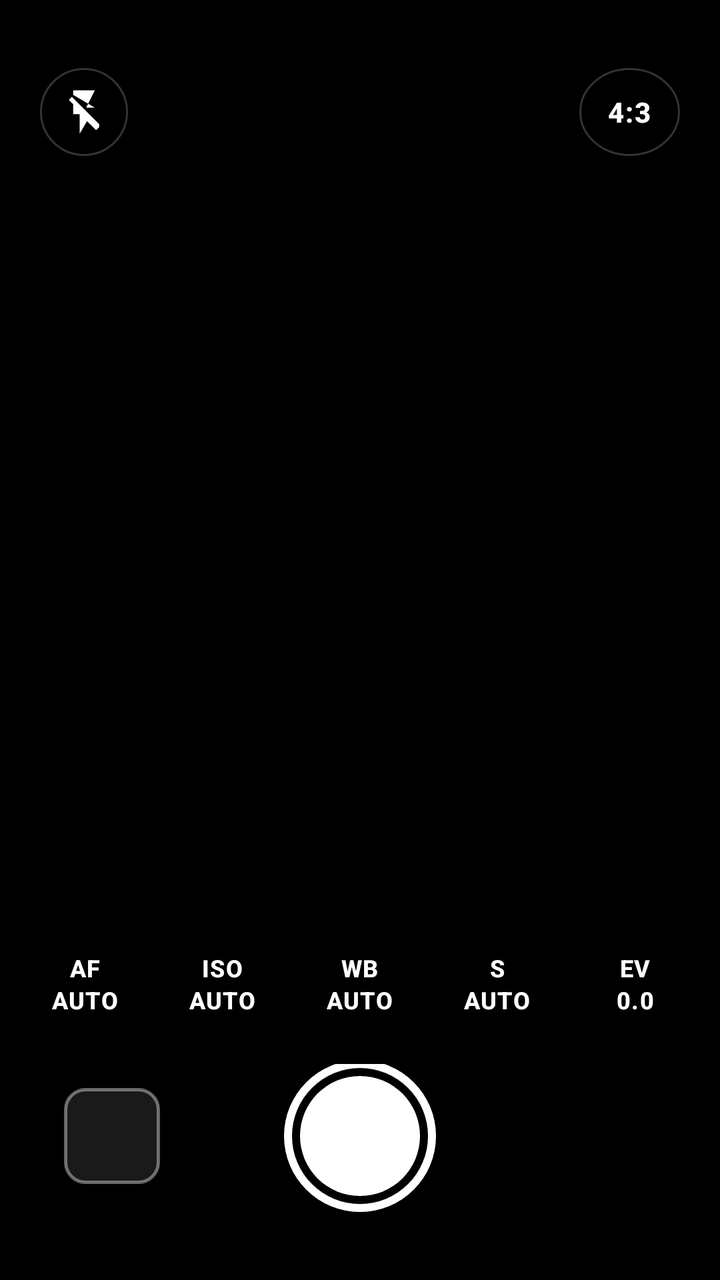
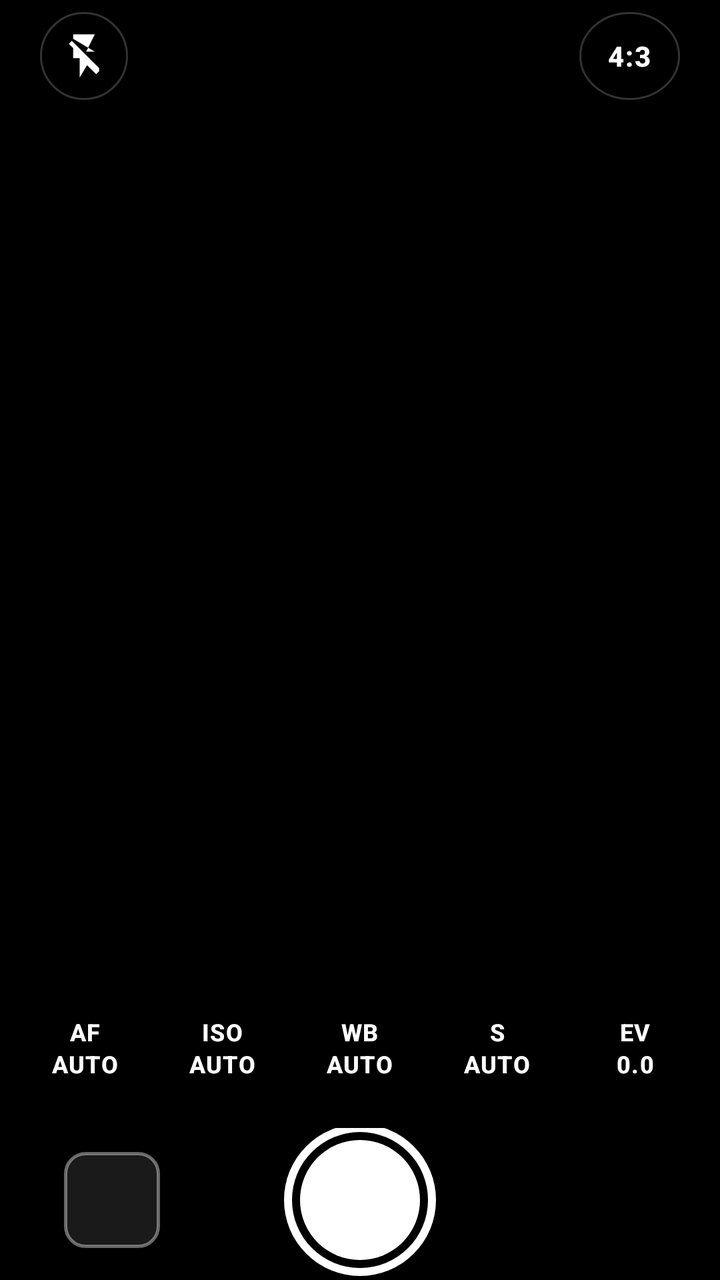

An Android layout rendered at two revisions. The XML below is the earlier revision; the diff shows what the commit changed to produce the second picture.
<!-- AndroidManifest.xml: activity theme Theme.ProCamera -->
<!-- res/layout/activity_main.xml -->
<?xml version="1.0" encoding="utf-8"?>
<RelativeLayout xmlns:android="http://schemas.android.com/apk/res/android"
    android:layout_width="match_parent"
    android:layout_height="match_parent"
    android:background="@color/black_pure">

    
    <TextureView
        android:id="@+id/view_finder"
        android:layout_width="match_parent"
        android:layout_height="match_parent"
        android:layout_centerInParent="true" />

    
    <View
        android:layout_width="match_parent"
        android:layout_height="120dp"
        android:layout_alignParentTop="true"
        android:background="@drawable/bg_top_gradient" />

    
    <View
        android:layout_width="match_parent"
        android:layout_height="280dp"
        android:layout_alignParentBottom="true"
        android:background="@drawable/bg_bottom_gradient" />

    
    <RelativeLayout
        android:id="@+id/focus_ring"
        android:layout_width="92dp"
        android:layout_height="92dp"
        android:layout_centerInParent="true"
        android:background="@drawable/focus_frame"
        android:visibility="gone">

        
        <LinearLayout
            android:layout_width="wrap_content"
            android:layout_height="wrap_content"
            android:layout_centerHorizontal="true"
            android:layout_alignParentBottom="true"
            android:layout_marginBottom="-22dp"
            android:background="@drawable/bg_auto_pill"
            android:paddingHorizontal="10dp"
            android:paddingVertical="3dp">

            <TextView
                android:id="@+id/focus_ev_text"
                android:layout_width="wrap_content"
                android:layout_height="wrap_content"
                android:text="EV 0.0"
                android:textColor="@color/accent_yellow"
                android:textSize="11sp"
                android:textStyle="bold" />
        </LinearLayout>
    </RelativeLayout>

    
    <LinearLayout
        android:layout_width="match_parent"
        android:layout_height="56dp"
        android:layout_alignParentTop="true"
        android:layout_marginTop="28dp"
        android:gravity="center_vertical"
        android:orientation="horizontal"
        android:paddingHorizontal="20dp">

        
        <FrameLayout
            android:layout_width="44dp"
            android:layout_height="44dp"
            android:background="@drawable/bg_circle_button">

            <ImageView
                android:id="@+id/btn_flash"
                android:layout_width="26dp"
                android:layout_height="26dp"
                android:layout_gravity="center"
                android:src="@drawable/ic_flash_off"
                android:background="@android:color/transparent"
                android:contentDescription="@string/cd_flash"
                android:tint="@android:color/white" />
        </FrameLayout>

        
        <View
            android:layout_width="0dp"
            android:layout_height="1dp"
            android:layout_weight="1" />

        
        <FrameLayout
            android:layout_width="wrap_content"
            android:layout_height="44dp"
            android:background="@drawable/bg_circle_button"
            android:paddingHorizontal="14dp">

            <TextView
                android:id="@+id/btn_ratio"
                android:layout_width="wrap_content"
                android:layout_height="wrap_content"
                android:layout_gravity="center"
                android:text="@string/ratio_4_3"
                style="@style/TopBarText" />
        </FrameLayout>
    </LinearLayout>

    
    <LinearLayout
        android:layout_width="match_parent"
        android:layout_height="wrap_content"
        android:layout_alignParentBottom="true"
        android:orientation="vertical"
        android:paddingBottom="32dp"
        android:paddingTop="8dp">

        
        <LinearLayout
            android:id="@+id/slider_panel"
            android:layout_width="match_parent"
            android:layout_height="wrap_content"
            android:orientation="vertical"
            android:gravity="center"
            android:layout_marginHorizontal="20dp"
            android:paddingHorizontal="20dp"
            android:paddingTop="14dp"
            android:paddingBottom="12dp"
            android:background="@drawable/bg_panel"
            android:visibility="gone">

            
            <TextView
                android:id="@+id/slider_value_title"
                android:layout_width="wrap_content"
                android:layout_height="wrap_content"
                android:text="ISO 100"
                style="@style/SliderTitle"
                android:paddingBottom="6dp" />

            
            <SeekBar
                android:id="@+id/setting_seekbar"
                android:layout_width="match_parent"
                android:layout_height="wrap_content"
                android:max="100"
                android:progress="0"
                android:thumb="@drawable/ruler_thumb"
                android:progressTint="@color/accent_yellow"
                android:thumbTint="@color/accent_yellow"
                android:progressBackgroundTint="@color/white_20"
                android:background="@android:color/transparent"
                android:paddingHorizontal="8dp"
                android:minHeight="32dp"
                android:splitTrack="false" />

            
            <TextView
                android:id="@+id/btn_auto_toggle"
                android:layout_width="wrap_content"
                android:layout_height="wrap_content"
                android:layout_marginTop="10dp"
                android:background="@drawable/bg_auto_pill"
                android:paddingHorizontal="16dp"
                android:paddingVertical="6dp"
                android:text="@string/mode_auto"
                style="@style/AutoToggleText" />
        </LinearLayout>

        
        <LinearLayout
            android:layout_width="match_parent"
            android:layout_height="wrap_content"
            android:orientation="horizontal"
            android:gravity="center"
            android:paddingHorizontal="8dp"
            android:paddingBottom="20dp"
            android:paddingTop="14dp">

            <TextView
                android:id="@+id/btn_af"
                android:layout_width="0dp"
                android:layout_height="wrap_content"
                android:layout_weight="1"
                android:text="AF\nAUTO"
                style="@style/ModeButtonText" />

            <TextView
                android:id="@+id/btn_iso"
                android:layout_width="0dp"
                android:layout_height="wrap_content"
                android:layout_weight="1"
                android:text="ISO\nAUTO"
                style="@style/ModeButtonText" />

            <TextView
                android:id="@+id/btn_wb"
                android:layout_width="0dp"
                android:layout_height="wrap_content"
                android:layout_weight="1"
                android:text="WB\nAUTO"
                style="@style/ModeButtonText" />

            <TextView
                android:id="@+id/btn_s"
                android:layout_width="0dp"
                android:layout_height="wrap_content"
                android:layout_weight="1"
                android:text="S\nAUTO"
                style="@style/ModeButtonText" />

            <TextView
                android:id="@+id/btn_ev"
                android:layout_width="0dp"
                android:layout_height="wrap_content"
                android:layout_weight="1"
                android:text="EV\n0.0"
                style="@style/ModeButtonText" />
        </LinearLayout>

        
        <RelativeLayout
            android:layout_width="match_parent"
            android:layout_height="wrap_content"
            android:paddingHorizontal="32dp"
            android:paddingTop="4dp">

            
            <ImageView
                android:id="@+id/thumbnail_view"
                android:layout_width="48dp"
                android:layout_height="48dp"
                android:layout_centerVertical="true"
                android:layout_alignParentStart="true"
                android:scaleType="centerCrop"
                android:background="@drawable/bg_thumbnail"
                android:contentDescription="@string/cd_thumbnail" />

            
            <View
                android:id="@+id/btn_capture"
                android:layout_width="76dp"
                android:layout_height="76dp"
                android:layout_centerInParent="true"
                android:background="@drawable/shutter_button"
                android:contentDescription="@string/cd_shutter" />

            
            <View
                android:layout_width="48dp"
                android:layout_height="48dp"
                android:layout_centerVertical="true"
                android:layout_alignParentEnd="true"
                android:background="@android:color/transparent" />
        </RelativeLayout>
    </LinearLayout>

</RelativeLayout>
<!-- resources referenced by this layout -->
<resources>
  <color name="accent_yellow">#FFFFD60A</color>
  <color name="black_pure">#FF000000</color>
  <color name="white_20">#33FFFFFF</color>
  <!-- drawable bg_auto_pill (drawable) -->
  <?xml version="1.0" encoding="utf-8"?>
  <shape xmlns:android="http://schemas.android.com/apk/res/android"
      android:shape="rectangle">
      <solid android:color="#33FFD60A" />
      <corners android:radius="14dp" />
      <stroke
          android:width="1dp"
          android:color="#66FFD60A" />
  </shape>
  <!-- drawable bg_bottom_gradient (drawable) -->
  <?xml version="1.0" encoding="utf-8"?>
  <shape xmlns:android="http://schemas.android.com/apk/res/android"
      android:shape="rectangle">
      <gradient
          android:startColor="#00000000"
          android:centerColor="#4D000000"
          android:endColor="#CC000000"
          android:angle="270" />
  </shape>
  <!-- drawable bg_circle_button (drawable) -->
  <?xml version="1.0" encoding="utf-8"?>
  <shape xmlns:android="http://schemas.android.com/apk/res/android"
      android:shape="oval">
      <solid android:color="#33000000" />
      <size
          android:width="40dp"
          android:height="40dp" />
      <stroke
          android:width="1dp"
          android:color="@color/white_20" />
  </shape>
  <!-- drawable bg_panel (drawable) -->
  <?xml version="1.0" encoding="utf-8"?>
  <shape xmlns:android="http://schemas.android.com/apk/res/android"
      android:shape="rectangle">
      <solid android:color="@color/panel_scrim" />
      <corners android:radius="20dp" />
      <stroke
          android:width="1dp"
          android:color="@color/panel_border" />
  </shape>
  <!-- drawable bg_thumbnail (drawable) -->
  <?xml version="1.0" encoding="utf-8"?>
  <shape xmlns:android="http://schemas.android.com/apk/res/android"
      android:shape="rectangle">
      <solid android:color="#1A1A1A" />
      <corners android:radius="10dp" />
      <stroke
          android:width="1.5dp"
          android:color="@color/white_40" />
  </shape>
  <!-- drawable bg_top_gradient (drawable) -->
  <?xml version="1.0" encoding="utf-8"?>
  <shape xmlns:android="http://schemas.android.com/apk/res/android"
      android:shape="rectangle">
      <gradient
          android:startColor="#CC000000"
          android:centerColor="#33000000"
          android:endColor="#00000000"
          android:angle="270" />
  </shape>
  <string name="cd_flash">Flash toggle</string>
  <string name="cd_shutter">Shutter button</string>
  <string name="cd_thumbnail">Last captured thumbnail</string>
  <string name="mode_auto">AUTO</string>
  <string name="ratio_4_3">4:3</string>
  <style name="AutoToggleText">
          <item name="android:textColor">@color/accent_yellow</item>
          <item name="android:textSize">12sp</item>
          <item name="android:textStyle">bold</item>
          <item name="android:letterSpacing">0.06</item>
          <item name="android:fontFamily">sans-serif-medium</item>
      </style>
  <style name="SliderTitle">
          <item name="android:textColor">@color/accent_yellow</item>
          <item name="android:textSize">13sp</item>
          <item name="android:textStyle">bold</item>
          <item name="android:letterSpacing">0.08</item>
          <item name="android:fontFamily">sans-serif-medium</item>
      </style>
  <style name="TopBarText">
          <item name="android:textColor">@android:color/white</item>
          <item name="android:textSize">14sp</item>
          <item name="android:textStyle">bold</item>
          <item name="android:letterSpacing">0.05</item>
          <item name="android:fontFamily">sans-serif-medium</item>
      </style>
  <color name="panel_scrim">#B3000000</color>
  <color name="panel_border">#1AFFFFFF</color>
  <color name="white_40">#66FFFFFF</color>
  <color name="focus_ring_normal">#FFFFD60A</color>
  <!-- unchanged entries left out for length: 6 -->
</resources>

<!-- the commit's change to res/layout/activity_main.xml (unified diff, before → after) -->
@@ -1,5 +1,6 @@
 <?xml version="1.0" encoding="utf-8"?>
 <RelativeLayout xmlns:android="http://schemas.android.com/apk/res/android"
+    android:id="@+id/root_layout"
     android:layout_width="match_parent"
     android:layout_height="match_parent"
     android:background="@color/black_pure">
@@ -57,11 +58,13 @@
     </RelativeLayout>
 
     
+    
     <LinearLayout
+        android:id="@+id/top_bar"
         android:layout_width="match_parent"
         android:layout_height="56dp"
         android:layout_alignParentTop="true"
-        android:layout_marginTop="28dp"
+        android:layout_marginTop="0dp"
         android:gravity="center_vertical"
         android:orientation="horizontal"
         android:paddingHorizontal="20dp">
@@ -107,12 +110,14 @@
     </LinearLayout>
 
     
+    
     <LinearLayout
+        android:id="@+id/bottom_controls"
         android:layout_width="match_parent"
         android:layout_height="wrap_content"
         android:layout_alignParentBottom="true"
         android:orientation="vertical"
-        android:paddingBottom="32dp"
+        android:paddingBottom="0dp"
         android:paddingTop="8dp">
 
         
